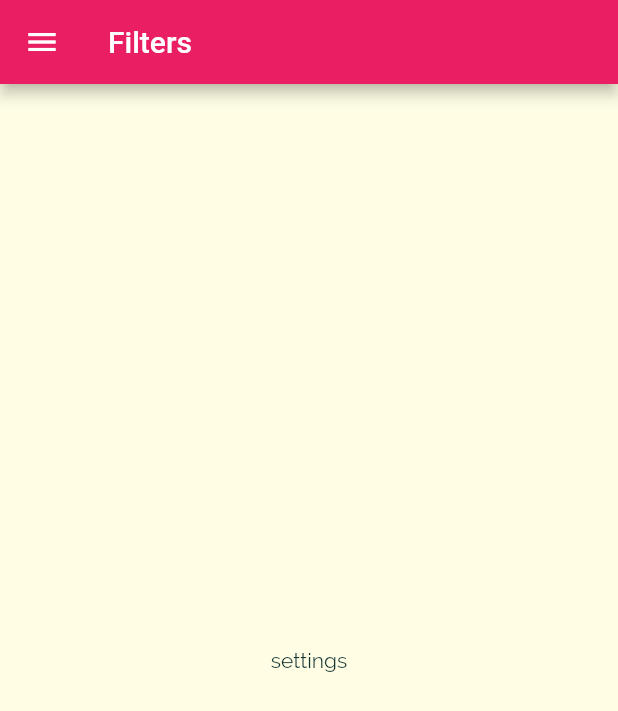
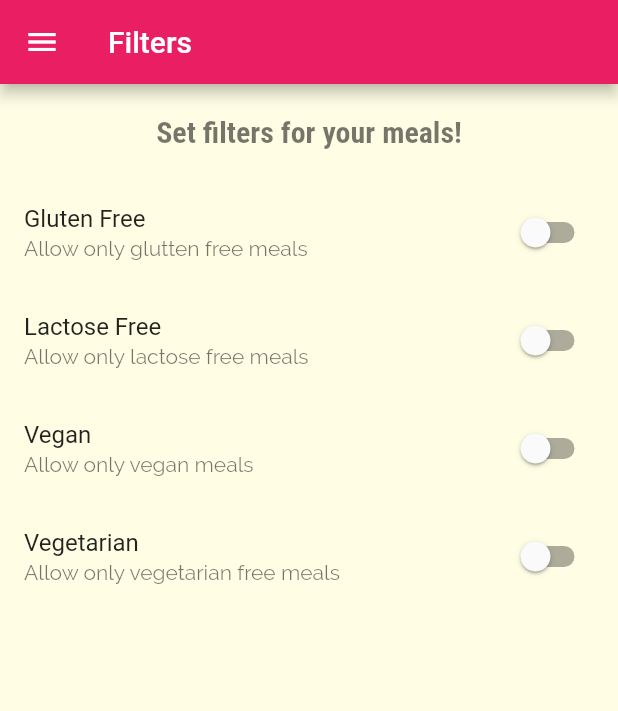
Before and after one commit to manuelwils/meals_app, a Flutter app: the FiltersScreen screen opened by its route, on a phone screen of 412 x 824 dp. Shown: the top 711 px of the screen. Run offline on Flutter 3.47's test engine with Material 2 defaults, Android fonts, the phone set to English and light mode, and no system bars.

Commit message:
working on app filters_screen

```diff
--- a/lib/main.dart
+++ b/lib/main.dart
@@ -17,7 +17,7 @@ class MyApp extends StatelessWidget {
         '/': (_) => const TabsScreen(),
         CategoryMealsScreen.routeName: (_) => const CategoryMealsScreen(),
         MealDetailScreen.routeName: (_) => const MealDetailScreen(),
-        FiltersScreen.routeName: (_) => const FiltersScreen(),
+        FiltersScreen.routeName: (_) => FiltersScreen(),
       },
       debugShowCheckedModeBanner: false,
       title: 'OmaMeals',
--- a/lib/screens/filters_screen.dart
+++ b/lib/screens/filters_screen.dart
@@ -2,15 +2,29 @@ import 'package:flutter/material.dart';
 import 'package:meals_app/widgets/main_drawer.dart';
 
 class FiltersScreen extends StatefulWidget {
-  const FiltersScreen({Key? key}) : super(key: key);
-
-  static const String routeName = '/filters';
+  FiltersScreen({Key? key}) : super(key: key);
+  static String routeName = '/filters';
 
   @override
   State<FiltersScreen> createState() => _FiltersScreenState();
 }
 
 class _FiltersScreenState extends State<FiltersScreen> {
+  bool _glutenFree = false;
+  bool _lactoseFree = false;
+  bool _vegan = false;
+  bool _vegetarian = false;
+
+  Widget _buildFilterOptions(
+      String title, String subtitle, bool currentValue, Function callback) {
+    return SwitchListTile(
+      title: Text(title),
+      subtitle: Text(subtitle),
+      value: currentValue,
+      onChanged: (newValue) => callback(newValue),
+    );
+  }
+
   @override
   Widget build(BuildContext context) {
     return Scaffold(
@@ -18,8 +32,48 @@ class _FiltersScreenState extends State<FiltersScreen> {
         title: const Text('Filters'),
       ),
       drawer: const MainDrawer(),
-      body: const Center(
-        child: Text('settings'),
+      body: Column(
+        children: [
+          Container(
+            padding: const EdgeInsets.all(20),
+            child: Center(
+              child: Text(
+                'Set filters for your meals!',
+                style: Theme.of(context).textTheme.headline1,
+              ),
+            ),
+          ),
+          Expanded(
+            child: ListView(
+              children: [
+                _buildFilterOptions(
+                  'Gluten Free',
+                  'Allow only glutten free meals',
+                  _glutenFree,
+                  (newValue) => setState(() => _glutenFree = newValue),
+                ),
+                _buildFilterOptions(
+                  'Lactose Free',
+                  'Allow only lactose free meals',
+                  _lactoseFree,
+                  (newValue) => setState(() => _lactoseFree = newValue),
+                ),
+                _buildFilterOptions(
+                  'Vegan',
+                  'Allow only vegan meals',
+                  _vegan,
+                  (newValue) => setState(() => _vegan = newValue),
+                ),
+                _buildFilterOptions(
+                  'Vegetarian',
+                  'Allow only vegetarian free meals',
+                  _vegetarian,
+                  (newValue) => setState(() => _vegetarian = newValue),
+                ),
+              ],
+            ),
+          ),
+        ],
       ),
     );
   }
--- a/lib/screens/meal_detail.dart
+++ b/lib/screens/meal_detail.dart
@@ -103,6 +103,10 @@ class MealDetailScreen extends StatelessWidget {
             ],
           ),
         ),
+        floatingActionButton: FloatingActionButton(
+          onPressed: () => Navigator.of(context).pop(mealId),
+          child: const Icon(Icons.delete),
+        ),
       ),
     );
   }
```
Also changed, not shown: lib/screens/category_meals_screen.dart (+37 -13 lines), lib/widgets/meal_item.dart (+16 -9 lines), 1 other file.
